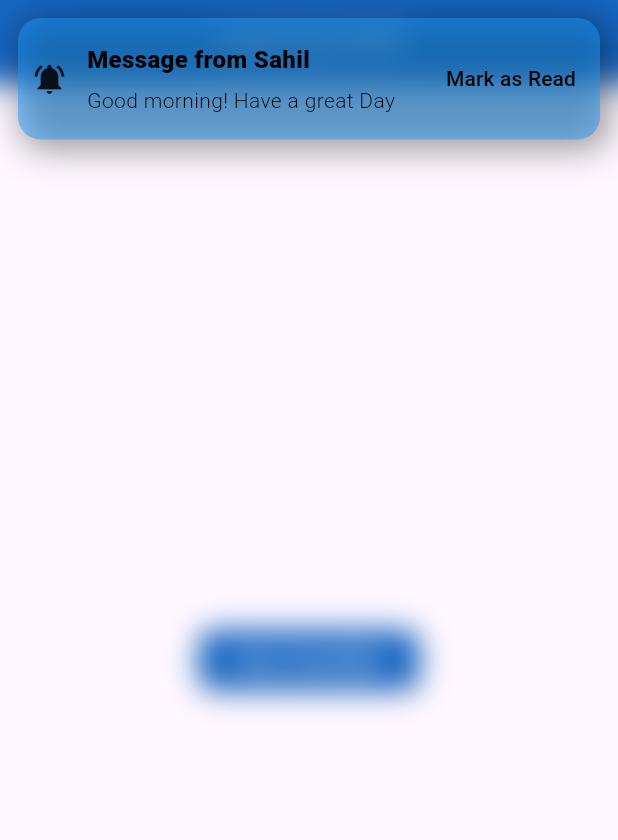
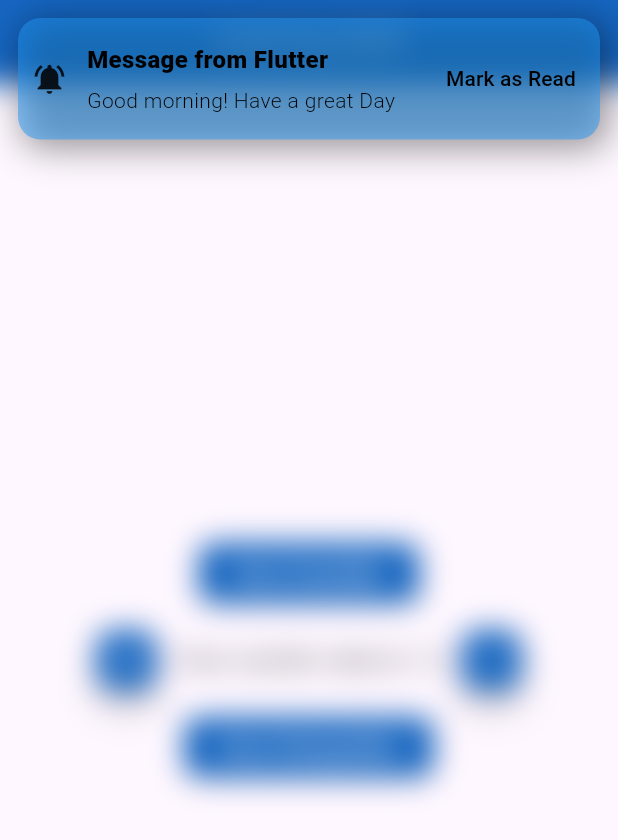
Before and after one commit to mann-bhalodiya/GetX, a Flutter app: the screen it shows after launch, after a tap on "Show SnackBar", on a phone screen of 412 x 824 dp. Shown: the top 840 px of the screen. Run offline on Flutter 3.47's test engine with Material 3 defaults, Android fonts, the phone set to English and light mode, and no system bars; our stand-ins replace get.

Commit message:
Implemented Counter app using GetX reactive state (obx and Rx)

```diff
--- /dev/null
+++ b/lib/components/dialogue.dart
@@ -0,0 +1,12 @@
+import 'package:flutter/material.dart';
+import 'package:get/get.dart';
+
+void dialogueBoxHelper() {
+  Get.defaultDialog(
+    backgroundColor: Colors.white,
+    title: "Send a message",
+
+    middleText: "Sending a msg to Flutter team",
+    actions: [],
+  );
+}
--- a/lib/components/snackbar.dart
+++ b/lib/components/snackbar.dart
@@ -3,7 +3,7 @@ import 'package:get/get.dart';
 
 void snackBarHelper() {
   Get.snackbar(
-    "Message from Sahil",
+    "Message from Flutter",
     "Good morning! Have a great Day",
     animationDuration: Duration(seconds: 1),
     duration: Duration(seconds: 5),
--- /dev/null
+++ b/lib/controllers/counter.dart
@@ -0,0 +1,7 @@
+import 'package:get/get.dart';
+
+class CounterController extends GetxController {
+  RxInt count = 0.obs;
+  increase() => count++;
+  decrease() => count--;
+}
--- a/lib/pages/home_page.dart
+++ b/lib/pages/home_page.dart
@@ -1,8 +1,12 @@
 import 'package:flutter/material.dart';
+import 'package:get/get.dart';
+import 'package:getx/components/dialogue.dart';
 import 'package:getx/components/snackbar.dart';
+import 'package:getx/controllers/counter.dart';
 
 class HomePage extends StatelessWidget {
-  const HomePage({super.key});
+  CounterController controller = Get.put(CounterController());
+  HomePage({super.key});
 
   @override
   Widget build(BuildContext context) {
@@ -18,6 +22,46 @@ class HomePage extends StatelessWidget {
               },
               child: Text("Show SnackBar"),
             ),
+            SizedBox(height: 10),
+            Row(
+              mainAxisAlignment: MainAxisAlignment.center,
+              children: [
+                FloatingActionButton(
+                  backgroundColor: Colors.blue.shade800,
+                  foregroundColor: Colors.white,
+                  mini: true,
+                  onPressed: () {
+                    controller.increase();
+                  },
+                  child: Icon(Icons.add),
+                ),
+                SizedBox(width: 10),
+                Obx(
+                  () => Text(
+                    "Your counter value is : ${controller.count}",
+                    style: TextStyle(fontSize: 16),
+                  ),
+                ),
+                SizedBox(width: 10),
+                FloatingActionButton(
+                  backgroundColor: Colors.blue.shade800,
+                  foregroundColor: Colors.white,
+                  mini: true,
+
+                  onPressed: () {
+                    controller.decrease();
+                  },
+                  child: Icon(Icons.remove),
+                ),
+              ],
+            ),
+            SizedBox(height: 10),
+            ElevatedButton(
+              onPressed: () {
+                dialogueBoxHelper();
+              },
+              child: Text("Show DialogueBox"),
+            ),
           ],
         ),
       ),
```
